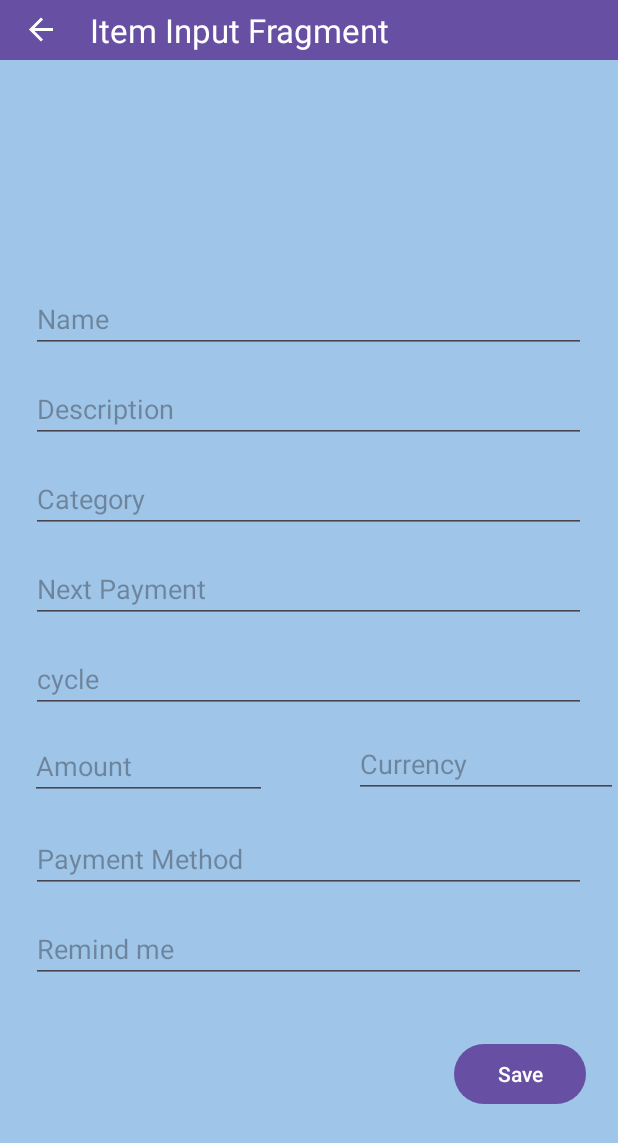
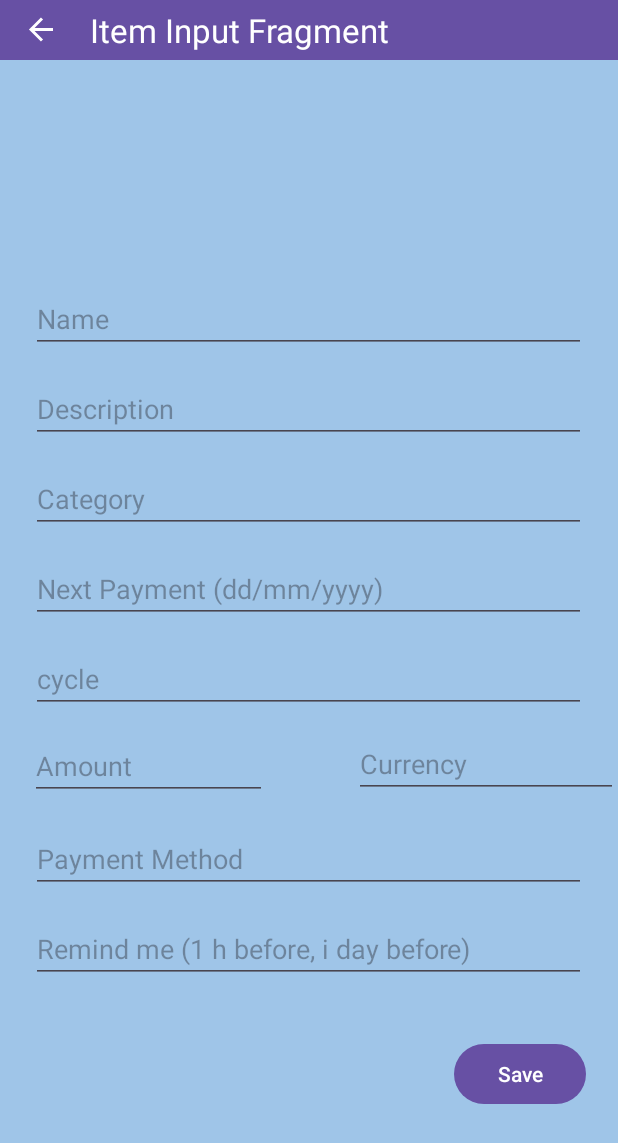
Before and after one commit to CristianM100/SubscriptionTracker, an Android app: the ItemInputFragment screen opened through its navigation route, on a phone screen of 412 x 824 dp. Shown: the top 1143 px of the screen. Run offline under Robolectric (Android 15) with nearby library versions, the phone set to English and light mode, and no system bars; our stand-ins replace navigation-ui; Roboto replaces fonts that are not available here.

Commit message:
xml strings

```diff
--- a/app/src/main/res/values/strings.xml
+++ b/app/src/main/res/values/strings.xml
@@ -6,7 +6,7 @@
     <string name="name">Name</string>
     <string name="description">Description</string>
     <string name="category">Category</string>
-    <string name="next_payment">Next Payment</string>
+    <string name="next_payment">Next Payment (dd/mm/yyyy)</string>
     <string name="cycle">cycle</string>
     <string name="amount">Amount</string>
     <string name="currency">Currency</string>
@@ -14,7 +14,7 @@
     <string name="delete">Delete</string>
     <string name="update">Update</string>
     <string name="pause">Pause</string>
-    <string name="remind_me">Remind me</string>
+    <string name="remind_me">Remind me (1 h before, i day before)</string>
     <string name="save">Save</string>
     <string name="calendar_icon">Calendar</string>
     <string name="clock_icon">"Clock "</string>
```
